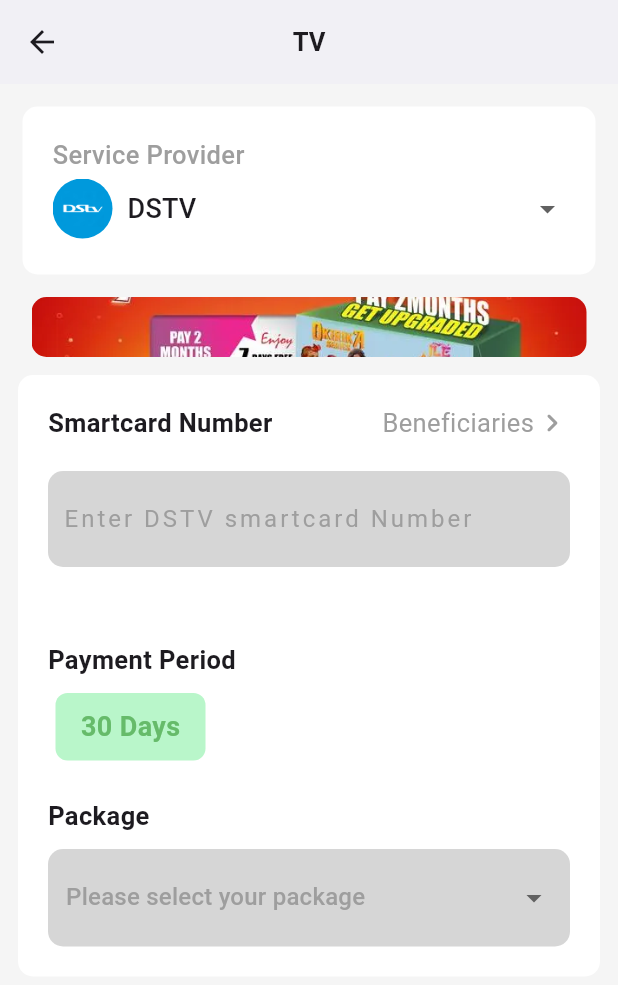
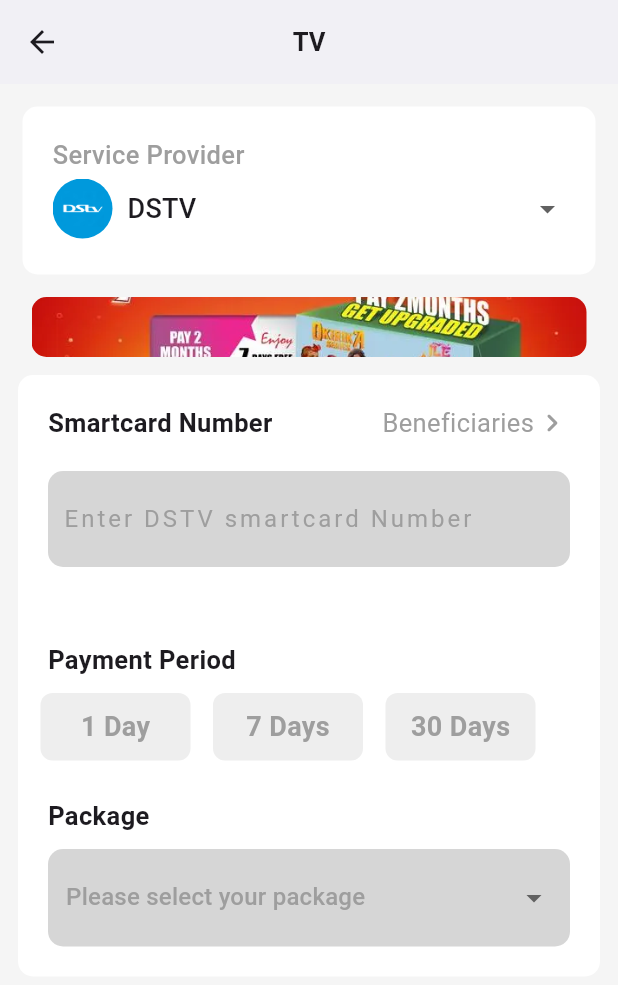
Before and after one commit to EverlastingBigFlo/mobile_app_ui, a Flutter app: the tv screen opened by its route, on a phone screen of 412 x 824 dp. Shown: the top 985 px of the screen. Run offline on Flutter 3.47's test engine with Material 2 defaults, Android fonts, the phone set to English and light mode, and no system bars; our stand-ins replace smooth_page_indicator.

Commit message:
added new cards and give it comditional statement

```diff
--- a/lib/pages/tv.dart
+++ b/lib/pages/tv.dart
@@ -39,6 +39,8 @@ class _tvState extends State<tv> {
     }
   }
 
+  String? selectedPeriod;
+
   @override
   Widget build(BuildContext context) {
     return Scaffold(
@@ -52,7 +54,8 @@ class _tvState extends State<tv> {
         ),
       ),
       backgroundColor: Colors.grey[100],
-      body: Container(
+      body: SingleChildScrollView(
+        child: Container(
           child: Column(
             children: [
               //first card here
@@ -91,9 +94,11 @@ class _tvState extends State<tv> {
                                       selectedPackage = null; // Add this line
                                       // Update the hint text based on the selected option
                                       if (dropdownValue == 'DSTV') {
-                                      hintText = 'Enter DSTV smartcard Number';
+                                        hintText =
+                                            'Enter DSTV smartcard Number';
                                       } else if (dropdownValue == 'GOTV') {
-                                      hintText = 'Enter GOTV smartcard Number';
+                                        hintText =
+                                            'Enter GOTV smartcard Number';
                                       } else if (dropdownValue == 'Startimes') {
                                         hintText =
                                             'Enter Startimes smartcard Number';
@@ -107,8 +112,8 @@ class _tvState extends State<tv> {
                                         children: [
                                           ClipOval(
                                             child: Image(
-                                            image:
-                                                AssetImage('lib/assets/op.png'),
+                                              image: AssetImage(
+                                                  'lib/assets/op.png'),
                                               fit: BoxFit.cover,
                                               width: 40,
                                             ),
@@ -207,7 +212,8 @@ class _tvState extends State<tv> {
                                 Text(
                                   'Smartcard Number',
                                   style: TextStyle(
-                                    fontWeight: FontWeight.bold, fontSize: 17),
+                                      fontWeight: FontWeight.bold,
+                                      fontSize: 17),
                                 )
                               ],
                             ),
@@ -215,8 +221,8 @@ class _tvState extends State<tv> {
                               children: [
                                 Text(
                                   'Beneficiaries',
-                                style:
-                                    TextStyle(color: Colors.grey, fontSize: 17),
+                                  style: TextStyle(
+                                      color: Colors.grey, fontSize: 17),
                                 ),
                                 Icon(
                                   Icons.keyboard_arrow_right_rounded,
@@ -234,9 +240,10 @@ class _tvState extends State<tv> {
                         padding: const EdgeInsets.fromLTRB(20, 0, 20, 30),
                         child: Container(
                           decoration: BoxDecoration(
-                          color:
-                              Colors.grey[350], // Set the background color here
-                          borderRadius: BorderRadius.all(Radius.circular(10.0)),
+                            color: Colors
+                                .grey[350], // Set the background color here
+                            borderRadius:
+                                BorderRadius.all(Radius.circular(10.0)),
                           ),
                           child: TextField(
                             keyboardType: TextInputType.number,
@@ -246,7 +253,8 @@ class _tvState extends State<tv> {
                                 color: Colors.grey,
                                 letterSpacing: 2.0,
                               ),
-                            contentPadding: EdgeInsets.fromLTRB(10, 20, 10, 20),
+                              contentPadding:
+                                  EdgeInsets.fromLTRB(10, 20, 10, 20),
                               border: InputBorder.none,
                             ),
                           ),
@@ -269,19 +277,99 @@ class _tvState extends State<tv> {
                       ),
 
                       // days card here
-
+                      Row(
+                        children: [
+                          // '1 Day' Box
                           Padding(
-                      padding: const EdgeInsets.fromLTRB(25, 0, 0, 20),
-                      child: Row(
-                        children: [
-                          Container(
+                            padding: const EdgeInsets.fromLTRB(15, 0, 0, 20),
+                            child: GestureDetector(
+                              onTap: () {
+                                setState(() {
+                                  selectedPeriod = '1 Day';
+                                });
+                              },
+                              child: Container(
                                 alignment: Alignment.centerLeft,
                                 width: 100,
                                 height: 45,
                                 decoration: BoxDecoration(
                                   borderRadius:
                                       BorderRadius.all(Radius.circular(8)),
-                              color: Colors.greenAccent[100],
+                                  color: selectedPeriod == '1 Day'
+                                      ? Colors.green[100]
+                                      : Colors.grey[200],
+                                ),
+                                child: Center(
+                                  child: Text(
+                                    '1 Day',
+                                    style: TextStyle(
+                                      fontSize: 18,
+                                      fontWeight: FontWeight.bold,
+                                      color: selectedPeriod == '1 Day'
+                                          ? Colors.green
+                                          : Colors.grey,
+                                    ),
+                                  ),
+                                ),
+                              ),
+                            ),
+                          ),
+
+                          // '7 Days' Box
+                          Padding(
+                            padding: const EdgeInsets.fromLTRB(15, 0, 0, 20),
+                            child: GestureDetector(
+                              onTap: () {
+                                setState(() {
+                                  selectedPeriod = '7 Days';
+                                });
+                              },
+                              child: Container(
+                                alignment: Alignment.centerLeft,
+                                width: 100,
+                                height: 45,
+                                decoration: BoxDecoration(
+                                  borderRadius:
+                                      BorderRadius.all(Radius.circular(8)),
+                                  color: selectedPeriod == '7 Days'
+                                      ? Colors.green[100]
+                                      : Colors.grey[200],
+                                ),
+                                child: Center(
+                                  child: Text(
+                                    '7 Days',
+                                    style: TextStyle(
+                                      fontSize: 18,
+                                      fontWeight: FontWeight.bold,
+                                      color: selectedPeriod == '7 Days'
+                                          ? Colors.green
+                                          : Colors.grey,
+                                    ),
+                                  ),
+                                ),
+                              ),
+                            ),
+                          ),
+
+                          // '30 Days' Box
+                          Padding(
+                            padding: const EdgeInsets.fromLTRB(15, 0, 0, 20),
+                            child: GestureDetector(
+                              onTap: () {
+                                setState(() {
+                                  selectedPeriod = '30 Days';
+                                });
+                              },
+                              child: Container(
+                                alignment: Alignment.centerLeft,
+                                width: 100,
+                                height: 45,
+                                decoration: BoxDecoration(
+                                  borderRadius:
+                                      BorderRadius.all(Radius.circular(8)),
+                                  color: selectedPeriod == '30 Days'
+                                      ? Colors.green[100]
+                                      : Colors.grey[200],
                                 ),
                                 child: Center(
                                   child: Text(
@@ -289,13 +377,18 @@ class _tvState extends State<tv> {
                                     style: TextStyle(
                                       fontSize: 18,
                                       fontWeight: FontWeight.bold,
-                                    color: Colors.green[400]),
+                                      color: selectedPeriod == '30 Days'
+                                          ? Colors.green
+                                          : Colors.grey,
+                                    ),
+                                  ),
+                                ),
                               ),
                             ),
                           ),
                         ],
                       ),
-                    ),
+
                       // days card end here
 
                       // package widget start here
@@ -319,12 +412,14 @@ class _tvState extends State<tv> {
                           width: 350,
                           height: 65,
                           decoration: BoxDecoration(
-                          color:
-                              Colors.grey[350], // Set the background color here
-                          borderRadius: BorderRadius.all(Radius.circular(10.0)),
+                            color: Colors
+                                .grey[350], // Set the background color here
+                            borderRadius:
+                                BorderRadius.all(Radius.circular(10.0)),
                           ),
                           child: Padding(
-                          padding: const EdgeInsets.symmetric(horizontal: 12.0),
+                            padding:
+                                const EdgeInsets.symmetric(horizontal: 12.0),
                             child: DropdownButtonHideUnderline(
                               child: DropdownButton<String>(
                                 value: selectedPackage,
@@ -358,6 +453,7 @@ class _tvState extends State<tv> {
             ],
           ),
         ),
+      ),
     );
   }
 }
```
Lines whose indentation alone changed are shown as unchanged.
